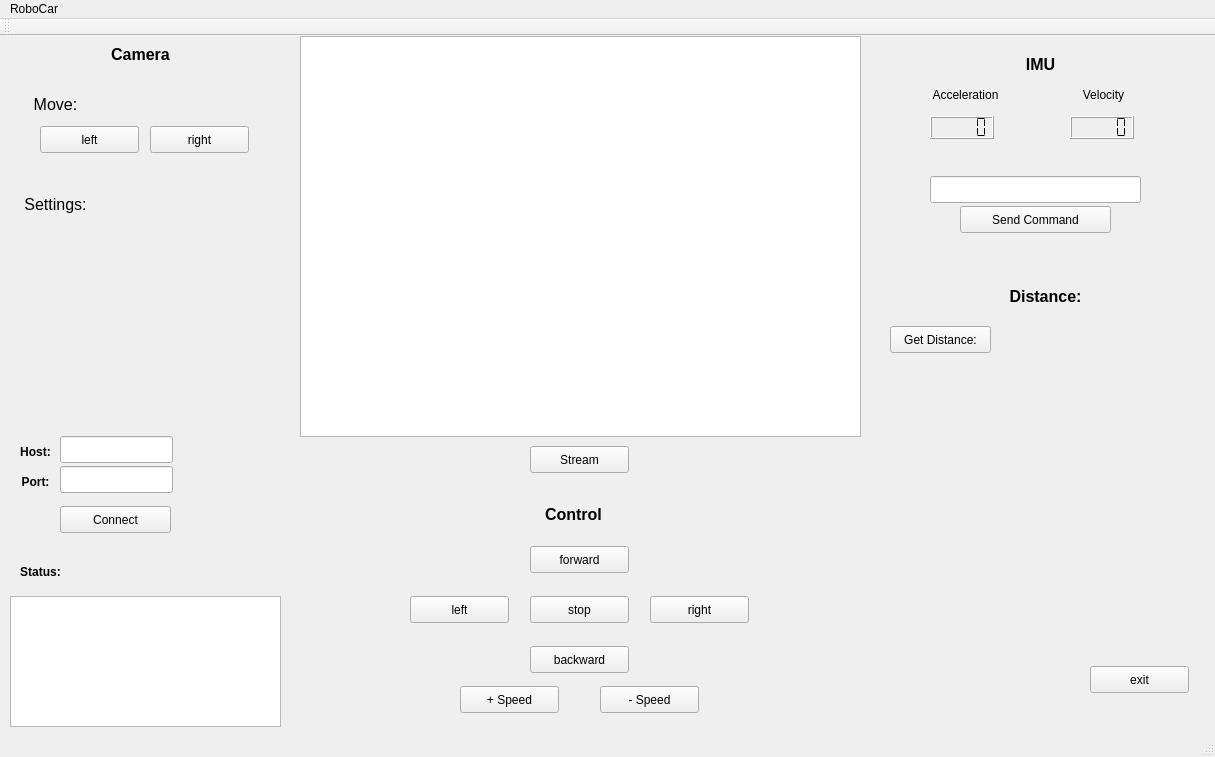
Above: software/gui/src/mainwindow.ui from bierschi/robo_car before the change. Below: the same form after it.
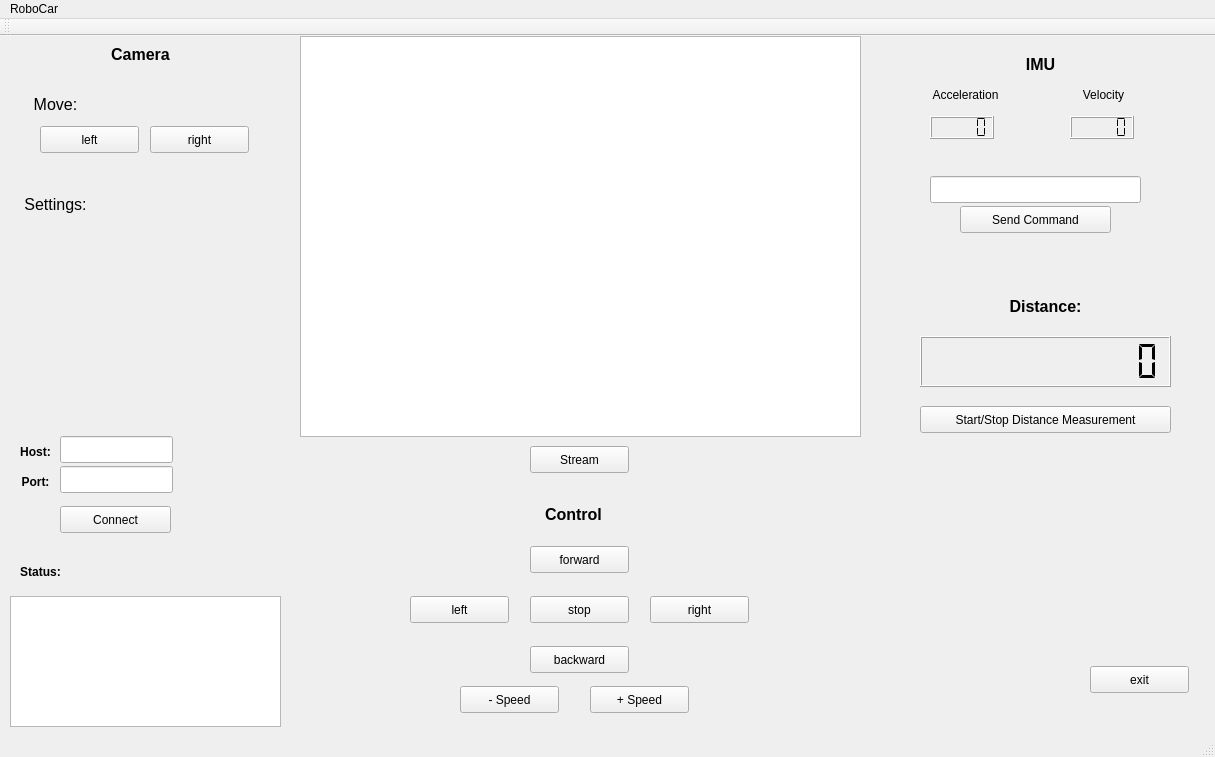
That is the form after the change.

Commit message: Added new buttons into the gui

```diff
--- a/software/gui/src/mainwindow.ui
+++ b/software/gui/src/mainwindow.ui
@@ -2,6 +2,9 @@
 <ui version="4.0">
  <class>MainWindow</class>
  <widget class="QMainWindow" name="MainWindow">
+  <property name="enabled">
+   <bool>true</bool>
+  </property>
   <property name="geometry">
    <rect>
     <x>0</x>
@@ -13,6 +16,9 @@
   <property name="windowTitle">
    <string>MainWindow</string>
   </property>
+  <property name="autoFillBackground">
+   <bool>false</bool>
+  </property>
   <widget class="QWidget" name="centralWidget">
    <widget class="QPushButton" name="exit_pb">
     <property name="geometry">
@@ -473,7 +479,7 @@
     <property name="geometry">
      <rect>
       <x>1000</x>
-      <y>250</y>
+      <y>260</y>
       <width>91</width>
       <height>20</height>
      </rect>
@@ -495,14 +501,14 @@
    <widget class="QPushButton" name="distance_pb">
     <property name="geometry">
      <rect>
-      <x>890</x>
-      <y>290</y>
-      <width>101</width>
+      <x>920</x>
+      <y>370</y>
+      <width>251</width>
       <height>27</height>
      </rect>
     </property>
     <property name="text">
-     <string>Get Distance:</string>
+     <string>Start/Stop Distance Measurement</string>
     </property>
    </widget>
    <widget class="QPushButton" name="stop_pb">
@@ -521,7 +527,7 @@
    <widget class="QPushButton" name="speedp_pb">
     <property name="geometry">
      <rect>
-      <x>460</x>
+      <x>590</x>
       <y>650</y>
       <width>99</width>
       <height>27</height>
@@ -534,7 +540,7 @@
    <widget class="QPushButton" name="speedm_pb">
     <property name="geometry">
      <rect>
-      <x>600</x>
+      <x>460</x>
       <y>650</y>
       <width>99</width>
       <height>27</height>
@@ -544,6 +550,43 @@
      <string>- Speed</string>
     </property>
    </widget>
+   <widget class="QLCDNumber" name="distance_lcd">
+    <property name="geometry">
+     <rect>
+      <x>920</x>
+      <y>300</y>
+      <width>251</width>
+      <height>51</height>
+     </rect>
+    </property>
+    <property name="font">
+     <font>
+      <weight>50</weight>
+      <bold>false</bold>
+     </font>
+    </property>
+    <property name="autoFillBackground">
+     <bool>false</bool>
+    </property>
+    <property name="smallDecimalPoint">
+     <bool>true</bool>
+    </property>
+    <property name="digitCount">
+     <number>10</number>
+    </property>
+    <property name="mode">
+     <enum>QLCDNumber::Dec</enum>
+    </property>
+    <property name="segmentStyle">
+     <enum>QLCDNumber::Flat</enum>
+    </property>
+    <property name="value" stdset="0">
+     <double>0.000000000000000</double>
+    </property>
+    <property name="intValue" stdset="0">
+     <number>0</number>
+    </property>
+   </widget>
   </widget>
   <widget class="QToolBar" name="mainToolBar">
    <attribute name="toolBarArea">
```
The commit also changes 4 other files.
